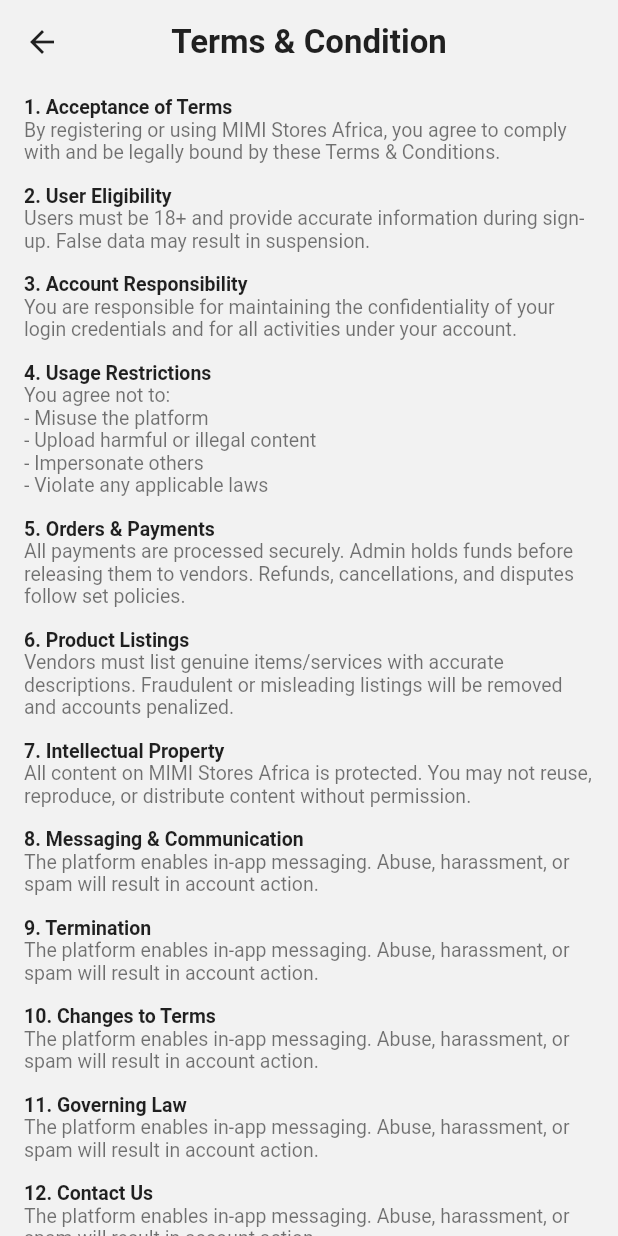
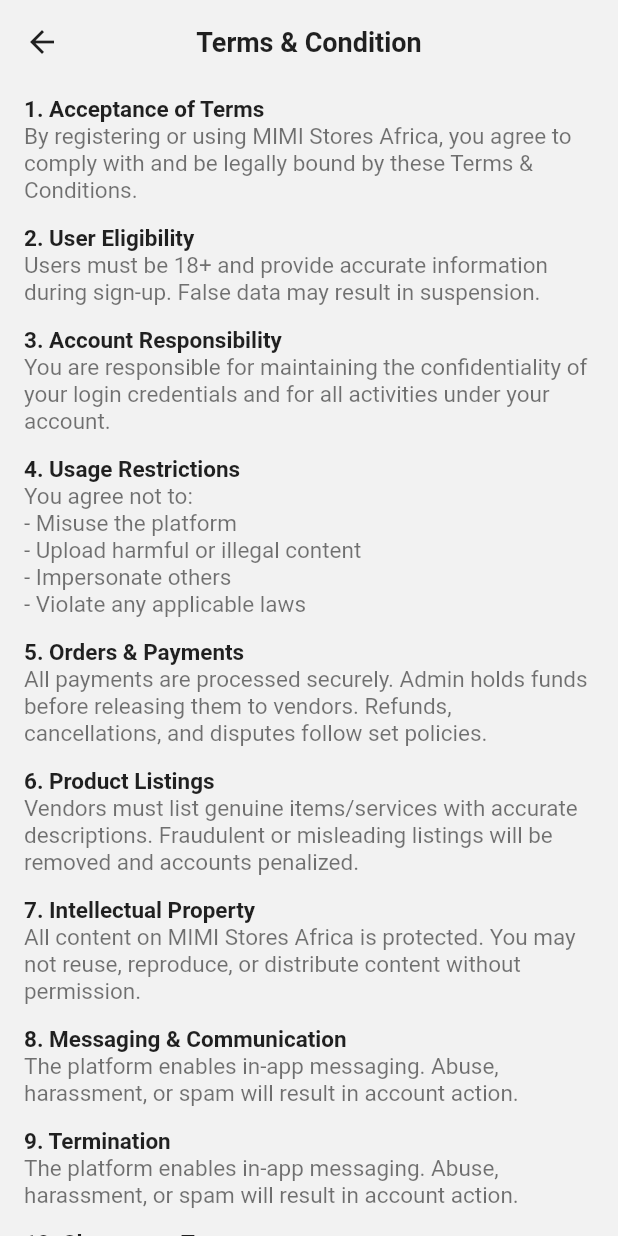
Before and after one commit to MKhalidHossain/bighustle, a Flutter app: the TermsConditionScreen screen opened directly, on a phone screen of 412 x 824 dp. Run offline on Flutter 3.47's test engine with Material 3 defaults, Android fonts, the phone set to English and light mode, and no system bars; our stand-ins replace dartz, dio, flutter_secure_storage, get, image_picker, socket_io_client and 1 more; accounts and stored records are empty.

Commit message:
privecy & policy and Terms and Condition

```diff
--- a/lib/moduls/license/presentation/screen/license_screen.dart
+++ b/lib/moduls/license/presentation/screen/license_screen.dart
@@ -1,5 +1,4 @@
 import 'package:flutter/material.dart';
-
 import '../../../../core/constants/app_routes.dart';
 import '../controller/license_info_controller.dart';
 import '../widget/license_alert_item.dart';
--- a/lib/moduls/profile/presentation/screen/privacy_policy_screen.dart
+++ b/lib/moduls/profile/presentation/screen/privacy_policy_screen.dart
@@ -18,7 +18,11 @@
         centerTitle: true,
         title: const Text(
           'Privacy Policy',
-          style: TextStyle(color: Colors.black87, fontWeight: FontWeight.w600),
+          style: TextStyle(
+            color: Colors.black87,
+            fontWeight: FontWeight.w600,
+            fontSize: 18,
+          ),
         ),
       ),
       body: ListView(
--- a/lib/moduls/profile/presentation/screen/terms_condition_screen.dart
+++ b/lib/moduls/profile/presentation/screen/terms_condition_screen.dart
@@ -18,7 +18,11 @@
         centerTitle: true,
         title: const Text(
           'Terms & Condition',
-          style: TextStyle(color: Colors.black87, fontWeight: FontWeight.w600),
+          style: TextStyle(
+            color: Colors.black87,
+            fontWeight: FontWeight.w600,
+            fontSize: 18,
+          ),
         ),
       ),
       body: ListView(
--- a/lib/moduls/profile/presentation/widget/policy_section.dart
+++ b/lib/moduls/profile/presentation/widget/policy_section.dart
@@ -18,14 +18,14 @@
       padding: const EdgeInsets.only(bottom: 14),
       child: RichText(
         text: TextSpan(
-          style: const TextStyle(color: Colors.black54, fontSize: 13),
+          style: const TextStyle(color: Colors.black54, fontSize: 15),
           children: [
             TextSpan(
               text: '$number. $title\n',
               style: const TextStyle(
                 color: Colors.black87,
                 fontWeight: FontWeight.w600,
-                fontSize: 13,
+                fontSize: 15,
               ),
             ),
             TextSpan(text: body),
--- a/lib/moduls/ticket/presentation/screen/ticket_details_screen.dart
+++ b/lib/moduls/ticket/presentation/screen/ticket_details_screen.dart
@@ -31,7 +31,7 @@
           decoration: BoxDecoration(
             color: Colors.white,
             borderRadius: BorderRadius.circular(10),
-            border: Border.all(color: const Color(0xFF4C8DFF), width: 1.2),
+            // border: Border.all(color: const Color(0xFF4C8DFF), width: 1.2),
           ),
           child: Column(
             crossAxisAlignment: CrossAxisAlignment.start,
```
